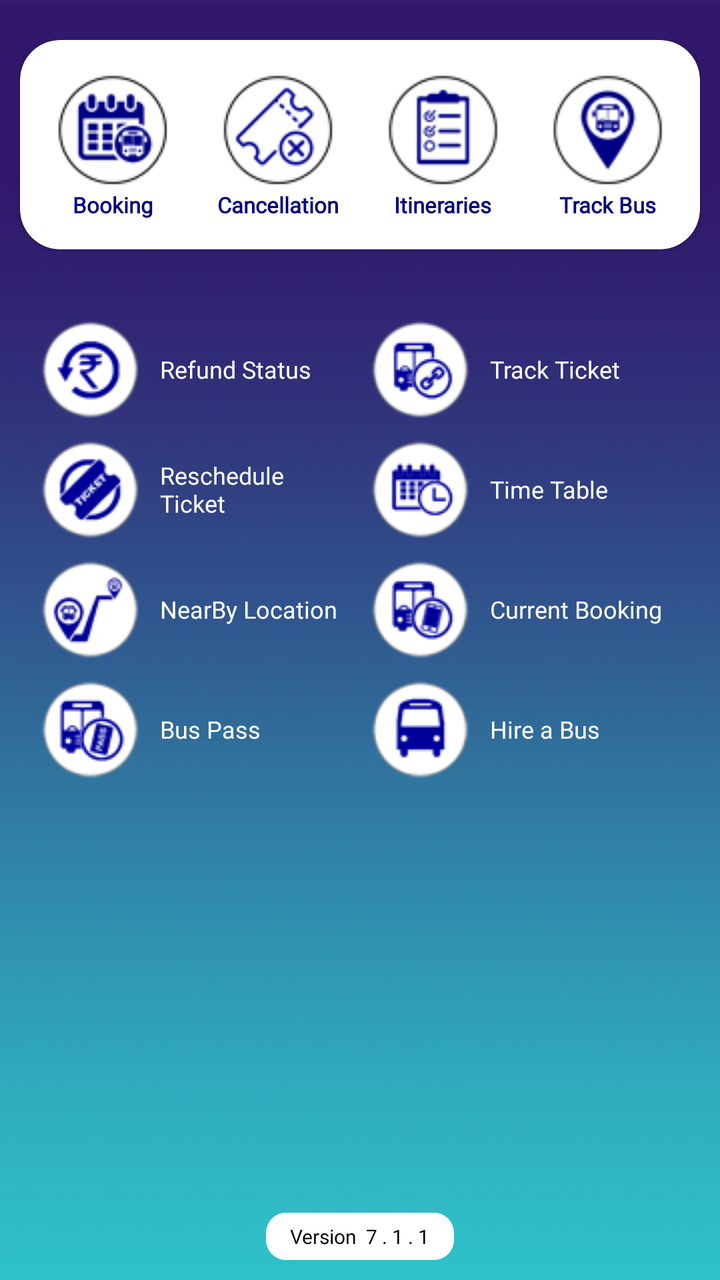
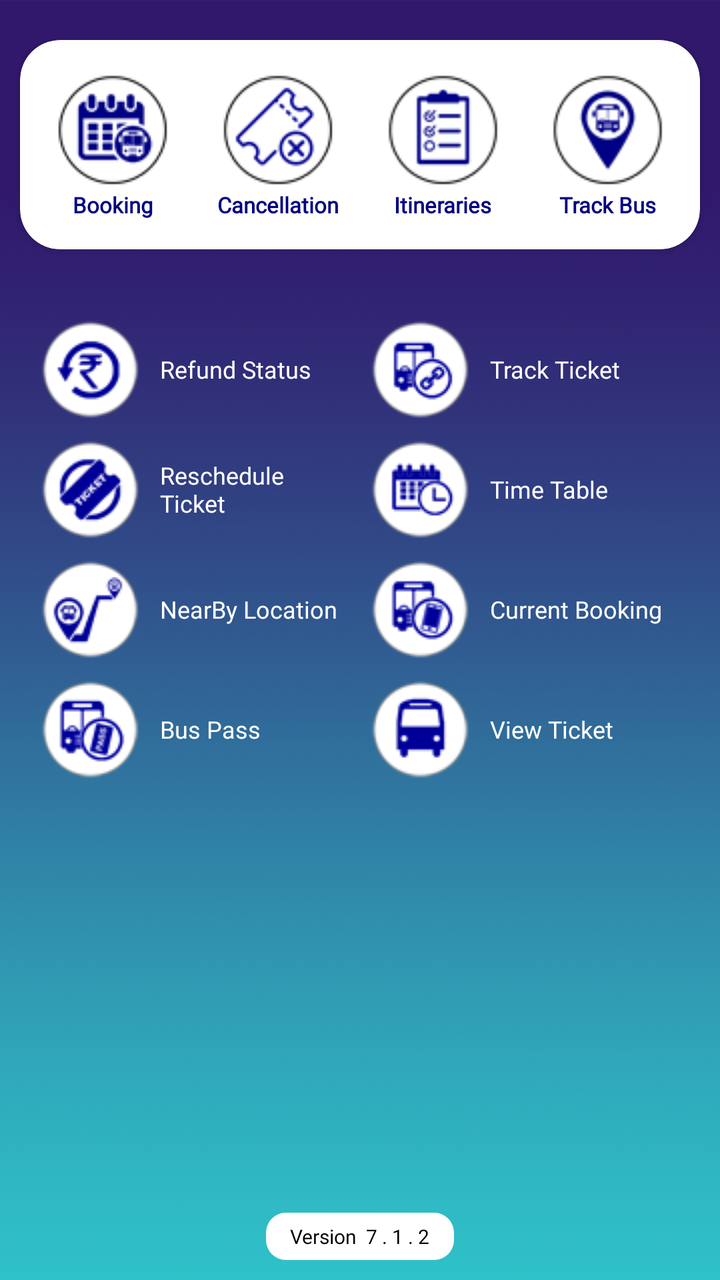

The first picture is an Android layout as it rendered before a commit; the second is the same layout after the commit. The layout source and the unified diff follow.
<!-- AndroidManifest.xml: application theme AppTheme.NoActionBar -->
<!-- res/layout/home_new.xml -->
<?xml version="1.0" encoding="utf-8"?>
<RelativeLayout
    xmlns:android="http://schemas.android.com/apk/res/android"
    xmlns:tools="http://schemas.android.com/tools"
    xmlns:app="http://schemas.android.com/apk/res-auto"
    android:id="@+id/xLinLayHomescrn"
    android:layout_width="match_parent"
    android:layout_height="wrap_content"
    android:background="@drawable/background_img">

    <LinearLayout
        android:layout_width="match_parent"
        android:layout_height="match_parent"
        android:layout_marginTop="20dp"
        android:orientation="vertical">

        <androidx.cardview.widget.CardView
            android:layout_width="match_parent"
            android:layout_height="wrap_content"
            android:layout_marginLeft="10dp"
            android:layout_marginRight="10dp"
            android:paddingLeft="5dp"
            app:cardCornerRadius="20dp"
            app:contentPadding="5dp">


            <LinearLayout
                android:layout_width="match_parent"
                android:layout_height="wrap_content"
                android:layout_marginBottom="5dp"
                android:layout_marginTop="5dp"
                android:orientation="horizontal"
                android:weightSum="4">

                <LinearLayout
                    android:id="@+id/linearLayoutAdvanceBooking"
                    android:layout_width="match_parent"
                    android:layout_height="wrap_content"
                    android:layout_marginBottom="5dp"
                    android:layout_marginTop="5dp"
                    android:layout_weight="1"
                    android:orientation="vertical">

                    <ImageView
                        android:id="@+id/imageViewBusIcon"
                        android:layout_width="match_parent"
                        android:layout_height="match_parent"
                        android:gravity="center"
                        android:src="@drawable/advancebooking_icon" />

                    <TextView
                        android:id="@+id/textViewBusIcon"
                        android:layout_width="match_parent"
                        android:layout_height="wrap_content"
                        android:layout_gravity="center"
                        android:fontFamily="@font/gotham"
                        android:gravity="center"
                        android:text="Booking"
                        android:textColor="@color/naviy"
                        android:textSize="11dp"
                        android:textStyle="bold" />
                </LinearLayout>


                <LinearLayout
                    android:id="@+id/linearLayoutCancelTicket"
                    android:layout_width="match_parent"
                    android:layout_height="match_parent"
                    android:layout_marginBottom="5dp"
                    android:layout_marginTop="5dp"
                    android:layout_weight="1"
                    android:orientation="vertical"
                    android:visibility="visible">

                    <ImageView
                        android:id="@+id/imageCancelTicket"
                        android:layout_width="match_parent"
                        android:layout_height="wrap_content"
                        android:gravity="center"
                        android:src="@drawable/cancelticket_icon" />

                    <TextView
                        android:id="@+id/textViewCancelTicket"
                        android:layout_width="match_parent"
                        android:layout_height="wrap_content"
                        android:layout_gravity="center"
                        android:fontFamily="@font/gotham"
                        android:gravity="center"
                        android:text="Cancellation"
                        android:textColor="@color/naviy"
                        android:textSize="11dp"
                        android:textStyle="bold" />
                </LinearLayout>


                <LinearLayout
                    android:id="@+id/linearLayoutItineries"
                    android:layout_width="match_parent"
                    android:layout_height="match_parent"
                    android:layout_marginBottom="5dp"
                    android:layout_marginTop="5dp"
                    android:layout_weight="1"
                    android:orientation="vertical"
                    android:visibility="visible">

                    <ImageView
                        android:id="@+id/imageViewItineries"
                        android:layout_width="match_parent"
                        android:layout_height="wrap_content"
                        android:gravity="center"
                        android:src="@drawable/itineries_icon" />

                    <TextView
                        android:id="@+id/textViewItineries"
                        android:layout_width="match_parent"
                        android:layout_height="wrap_content"
                        android:layout_gravity="center"
                        android:fontFamily="@font/gotham"
                        android:gravity="center"
                        android:text="Itineraries"
                        android:textColor="@color/naviy"
                        android:textSize="11dp"
                        android:textStyle="bold" />

                </LinearLayout>

                <LinearLayout
                    android:id="@+id/linearLayoutTrackMyBus"
                    android:layout_width="match_parent"
                    android:layout_height="match_parent"
                    android:layout_marginBottom="5dp"
                    android:layout_marginTop="5dp"
                    android:layout_weight="1"
                    android:orientation="vertical"
                    android:visibility="visible">

                    <ImageView
                        android:id="@+id/imageViewTrackMyBus"
                        android:layout_width="match_parent"
                        android:layout_height="wrap_content"
                        android:layout_gravity="center"
                        android:src="@drawable/trackmybus_icon" />

                    <TextView
                        android:id="@+id/textViewTrackMyBus"
                        android:layout_width="match_parent"
                        android:layout_height="wrap_content"
                        android:layout_gravity="center"
                        android:fontFamily="@font/gotham"
                        android:gravity="center"
                        android:text="Track Bus"
                        android:textColor="@color/naviy"
                        android:textSize="11dp"
                        android:textStyle="bold" />
                </LinearLayout>


            </LinearLayout>
        </androidx.cardview.widget.CardView>





        <LinearLayout
            android:id="@+id/originalLayout"
            android:layout_width="match_parent"
            android:layout_height="wrap_content"
            android:layout_marginLeft="15dp"
            android:layout_marginTop="30dp"
            android:layout_marginRight="15dp"
            android:orientation="horizontal"
            android:weightSum="2">

            <LinearLayout
                android:id="@+id/left_vertical"
                android:layout_width="match_parent"
                android:layout_height="wrap_content"
                android:layout_gravity="left"
                android:layout_weight="1"
                android:orientation="vertical">

                <LinearLayout
                    android:id="@+id/linearLayoutRefundStatus"
                    android:layout_width="match_parent"
                    android:layout_height="wrap_content"
                    android:gravity="left"
                    android:orientation="horizontal"
                    android:padding="5dp">

                    <ImageView
                        android:id="@+id/imageViewRefundStatus"
                        android:layout_width="wrap_content"
                        android:layout_height="wrap_content"
                        android:gravity="left"
                        android:src="@drawable/refundstatus_icon" />

                    <TextView
                        android:id="@+id/textViewRefundStatus"
                        android:layout_width="match_parent"
                        android:layout_height="wrap_content"
                        android:layout_gravity="center_vertical"
                        android:fontFamily="@font/gotham"
                        android:paddingLeft="10dp"
                        android:text="Refund Status"
                        android:textColor="@color/white"
                        android:textSize="12dp"
                        android:textStyle="normal" />

                </LinearLayout>

                <LinearLayout
                    android:id="@+id/linearLayoutResheduleTicket"
                    android:layout_width="match_parent"
                    android:layout_height="wrap_content"
                    android:layout_gravity="left"
                    android:orientation="horizontal"
                    android:padding="5dp">

                    <ImageView
                        android:id="@+id/imageViewResheduleTicket"
                        android:layout_width="wrap_content"
                        android:layout_height="wrap_content"
                        android:src="@drawable/rescheduleticket_icon" />

                    <TextView
                        android:id="@+id/textViewResheduleTicket"
                        android:layout_width="match_parent"
                        android:layout_height="wrap_content"
                        android:layout_gravity="center"
                        android:fontFamily="@font/gotham"
                        android:paddingLeft="10dp"
                        android:text="Reschedule Ticket"
                        android:textColor="@color/white"
                        android:textSize="12dp" />

                </LinearLayout>

                <LinearLayout
                    android:id="@+id/linearLayoutLinkBooking"
                    android:layout_width="match_parent"
                    android:layout_height="wrap_content"
                    android:layout_gravity="left"
                    android:orientation="horizontal"
                    android:padding="5dp">

                    <ImageView
                        android:id="@+id/imageViewLinkBooking"
                        android:layout_width="wrap_content"
                        android:layout_height="wrap_content"
                        android:gravity="center"
                        android:src="@drawable/nearbyplaces_icon" />

                    <TextView
                        android:id="@+id/textViewLinkBooking"
                        android:layout_width="match_parent"
                        android:layout_height="wrap_content"
                        android:layout_gravity="center"
                        android:layout_marginTop="0dp"
                        android:fontFamily="@font/gotham"
                        android:paddingLeft="10dp"
                        android:text="NearBy Location"
                        android:textColor="@color/white"
                        android:textSize="12dp" />

                </LinearLayout>

                <LinearLayout
                    android:id="@+id/linearLayoutBusPass"
                    android:layout_width="match_parent"
                    android:layout_height="wrap_content"
                    android:layout_gravity="left"
                    android:orientation="horizontal"
                    android:padding="5dp">

                    <ImageView
                        android:id="@+id/imageViewBusPass"
                        android:layout_width="wrap_content"
                        android:layout_height="wrap_content"
                        android:gravity="center"
                        android:src="@drawable/buspass_icon" />

                    <TextView
                        android:id="@+id/textViewBusPass"
                        android:layout_width="match_parent"
                        android:layout_height="wrap_content"
                        android:layout_gravity="center"
                        android:fontFamily="@font/gotham"
                        android:paddingLeft="10dp"
                        android:text="Bus Pass"
                        android:textColor="@color/white"
                        android:textSize="12dp" />

                </LinearLayout>


            </LinearLayout>


            <LinearLayout
                android:id="@+id/right_vertical"
                android:layout_width="match_parent"
                android:layout_height="match_parent"
                android:layout_gravity="left"
                android:layout_weight="1"
                android:orientation="vertical">

                <LinearLayout
                    android:id="@+id/linearLayoutTrackTicket"
                    android:layout_width="match_parent"
                    android:layout_height="wrap_content"
                    android:layout_gravity="left"
                    android:orientation="horizontal"
                    android:padding="5dp">


                    <ImageView
                        android:id="@+id/imageViewE-Wallet"
                        android:layout_width="wrap_content"
                        android:layout_height="wrap_content"
                        android:gravity="center"
                        android:src="@drawable/track_ticket_icon" />

                    <TextView
                        android:id="@+id/textViewTrack_ticket"
                        android:layout_width="match_parent"
                        android:layout_height="wrap_content"
                        android:layout_gravity="center"
                        android:fontFamily="@font/gotham"
                        android:paddingLeft="10dp"
                        android:text="Track Ticket"
                        android:textAppearance="?android:attr/textAppearanceSmall"
                        android:textColor="@color/white"
                        android:textSize="12dp"
                        android:textStyle="normal" />

                </LinearLayout>

                <LinearLayout
                    android:id="@+id/linearLayoutTimeTable"
                    android:layout_width="match_parent"
                    android:layout_height="wrap_content"
                    android:layout_gravity="left"
                    android:orientation="horizontal"
                    android:padding="5dp">

                    <ImageView
                        android:id="@+id/imageViewTimeTable"
                        android:layout_width="wrap_content"
                        android:layout_height="wrap_content"
                        android:gravity="center"
                        android:src="@drawable/timetable_icon" />

                    <TextView
                        android:id="@+id/textViewTimeTable"
                        android:layout_width="match_parent"
                        android:layout_height="wrap_content"
                        android:layout_gravity="center"
                        android:layout_marginTop="0dp"
                        android:fontFamily="@font/gotham"
                        android:paddingLeft="10dp"
                        android:text="Time Table"
                        android:textColor="@color/white"
                        android:textSize="12dp"
                        android:textStyle="normal" />

                </LinearLayout>

                <LinearLayout
                    android:id="@+id/linearLayoutCurrentBooking"
                    android:layout_width="match_parent"
                    android:layout_height="wrap_content"
                    android:layout_gravity="left"
                    android:orientation="horizontal"
                    android:padding="5dp">

                    <ImageView
                        android:id="@+id/imageViewCurrentBooking"
                        android:layout_width="wrap_content"
                        android:layout_height="wrap_content"
                        android:gravity="center"
                        android:src="@drawable/currentbooking_icon" />

                    <TextView
                        android:id="@+id/textViewCurrentBooking"
                        android:layout_width="match_parent"
                        android:layout_height="wrap_content"
                        android:layout_gravity="center"
                        android:layout_marginTop="0dp"
                        android:fontFamily="@font/gotham"
                        android:paddingLeft="10dp"
                        android:text="Current Booking"
                        android:textColor="@color/white"
                        android:textSize="12dp" />

                </LinearLayout>

                <LinearLayout
                    android:id="@+id/linearLayoutHireBus"
                    android:layout_width="match_parent"
                    android:layout_height="wrap_content"
                    android:layout_gravity="left"
                    android:orientation="horizontal"
                    android:padding="5dp">

                    <ImageView
                        android:id="@+id/imageViewHireBus"
                        android:layout_width="wrap_content"
                        android:layout_height="wrap_content"
                        android:gravity="center"
                        android:src="@drawable/hire_a_bus_icon" />

                    <TextView
                        android:id="@+id/textViewHireBus"
                        android:layout_width="match_parent"
                        android:layout_height="wrap_content"
                        android:layout_gravity="center"
                        android:layout_marginTop="0dp"
                        android:fontFamily="@font/gotham"
                        android:paddingLeft="10dp"
                        android:text="Hire a Bus"
                        android:textColor="@color/white"
                        android:textSize="12dp"
                        android:textStyle="normal" />

                </LinearLayout>


            </LinearLayout>

        </LinearLayout>


        <LinearLayout
            android:id="@+id/linearLayoutTrackRunning"
            android:layout_width="wrap_content"
            android:layout_height="wrap_content"
            android:layout_gravity="center"
            android:layout_marginTop="10dp"
            android:orientation="horizontal"
            android:visibility="gone"
            android:padding="5dp">

            <androidx.cardview.widget.CardView
                android:layout_width="wrap_content"
                android:layout_height="wrap_content"
                android:layout_marginLeft="10dp"
                android:layout_marginRight="10dp"
                android:paddingLeft="5dp"
                app:cardCornerRadius="20dp"
                app:contentPadding="5dp">

                <LinearLayout
                    android:layout_width="wrap_content"
                    android:layout_height="wrap_content"
                    android:gravity="center"
                    android:orientation="horizontal"
                    android:padding="5dp">

                    <ImageView
                        android:layout_width="wrap_content"
                        android:layout_height="40dp"
                        android:gravity="center"
                        android:src="@drawable/bus_map" />

                    <TextView
                        android:layout_width="wrap_content"
                        android:layout_height="wrap_content"
                        android:layout_gravity="center"
                        android:fontFamily="@font/gotham"
                        android:paddingLeft="10dp"
                        android:text="Live Bus Running Status"
                        android:textColor="@color/colorAccent"
                        android:textSize="12dp" />
                </LinearLayout>
            </androidx.cardview.widget.CardView>

        </LinearLayout>
        


        <LinearLayout
            android:id="@+id/showmoreLayout"
            android:layout_width="match_parent"
            android:layout_height="wrap_content"
            android:layout_centerHorizontal="true"
            android:layout_marginLeft="3dp"
            android:layout_marginRight="3dp"
            android:gravity="center"
            android:orientation="vertical"
            android:visibility="visible"
            tools:ignore="UnknownId">

            <LinearLayout
                android:layout_width="match_parent"
                android:layout_height="wrap_content"
                android:layout_marginLeft="12dp"
                android:layout_marginRight="12dp"
                android:layout_marginBottom="0dp"
                android:orientation="horizontal">


            </LinearLayout>


            <RelativeLayout
                android:layout_width="match_parent"
                android:layout_height="wrap_content"
                android:layout_marginTop="0dp">

                
                
                
                
                
                
                
                
                

                
                
                
                
                
                
                
                
                
                

            </RelativeLayout>


        </LinearLayout>
        <LinearLayout
            android:layout_width="match_parent"
            android:layout_height="match_parent"
            android:orientation="vertical"
            android:gravity="bottom"
            android:layout_alignParentBottom="true"
            android:layout_marginTop="10dp"
            android:paddingBottom="10dp">

            <androidx.viewpager.widget.ViewPager
                android:id="@+id/viewPager"
                android:layout_width="match_parent"
                android:layout_height="150dp"
                android:layout_marginLeft="10dp"
                android:layout_marginTop="10dp"
                android:layout_marginRight="10dp"
                android:layout_marginBottom="5dp"
                android:orientation="horizontal"
                tools:ignore="SpeakableTextPresentCheck" />


            <LinearLayout
                android:id="@+id/SliderDots"
                android:layout_width="match_parent"
                android:layout_height="10dp"
                android:layout_below="@+id/viewPager"
                android:gravity="center_vertical|center_horizontal"
                android:orientation="horizontal" />

            <TextView
                android:layout_width="wrap_content"
                android:layout_height="wrap_content"
                android:padding="5dp"
                android:text="   Version  7 . 1 . 1   "
                android:textColor="@color/black"
                android:layout_gravity="center"
                android:background="@drawable/btn_shape"
                android:textSize="10dp"
                android:fontFamily="@font/gotham"
                app:srcCompat="@drawable/splash" />

        </LinearLayout>
    </LinearLayout>

</RelativeLayout>
<!-- resources referenced by this layout -->
<resources>
  <color name="black">#000000</color>
  <color name="colorAccent">#9b2424</color>
  <color name="naviy">#000080</color>
  <color name="white">#FFFFFF</color>
  <!-- drawable advancebooking_icon: png bitmap (drawable, 4253 bytes) -->
  <!-- drawable background_img: png bitmap (drawable-sw720dp, 391260 bytes) -->
  <!-- drawable btn_shape (drawable) -->
  <?xml version="1.0" encoding="utf-8"?>
  <selector xmlns:android="http://schemas.android.com/apk/res/android">
      <item>
          <shape android:shape="rectangle">
              <solid android:color="@color/white" />
              <corners android:radius="10dp"/>
          </shape>
      </item>
  </selector>
  <!-- drawable bus_map: png bitmap (drawable, 3273 bytes) -->
  <!-- drawable buspass_icon: png bitmap (drawable, 3518 bytes) -->
  <!-- drawable cancelticket_icon: png bitmap (drawable, 3654 bytes) -->
  <!-- drawable currentbooking_icon: png bitmap (drawable, 3387 bytes) -->
  <!-- drawable hire_a_bus_icon: png bitmap (drawable, 2592 bytes) -->
  <!-- drawable itineries_icon: png bitmap (drawable, 3051 bytes) -->
  <!-- drawable nearbyplaces_icon: png bitmap (drawable, 3152 bytes) -->
  <!-- drawable refundstatus_icon: png bitmap (drawable, 3238 bytes) -->
  <!-- drawable rescheduleticket_icon: png bitmap (drawable, 3302 bytes) -->
  <!-- drawable splash: png bitmap (drawable, 48601 bytes) -->
  <!-- drawable timetable_icon: png bitmap (drawable, 3188 bytes) -->
  <!-- drawable track_ticket_icon: png bitmap (drawable, 3250 bytes) -->
  <!-- drawable trackmybus_icon: png bitmap (drawable, 3767 bytes) -->
  <style name="AppTheme.NoActionBar">
          <item name="windowActionBar">false</item>
          <item name="windowNoTitle">true</item>
      </style>
</resources>

<!-- the commit's change to res/layout/home_new.xml (unified diff, before → after) -->
@@ -418,7 +418,7 @@
                         android:layout_marginTop="0dp"
                         android:fontFamily="@font/gotham"
                         android:paddingLeft="10dp"
-                        android:text="Hire a Bus"
+                        android:text="View Ticket"
                         android:textColor="@color/white"
                         android:textSize="12dp"
                         android:textStyle="normal" />
@@ -566,7 +566,7 @@
                 android:layout_width="wrap_content"
                 android:layout_height="wrap_content"
                 android:padding="5dp"
-                android:text="   Version  7 . 1 . 1   "
+                android:text="   Version  7 . 1 . 2   "
                 android:textColor="@color/black"
                 android:layout_gravity="center"
                 android:background="@drawable/btn_shape"
